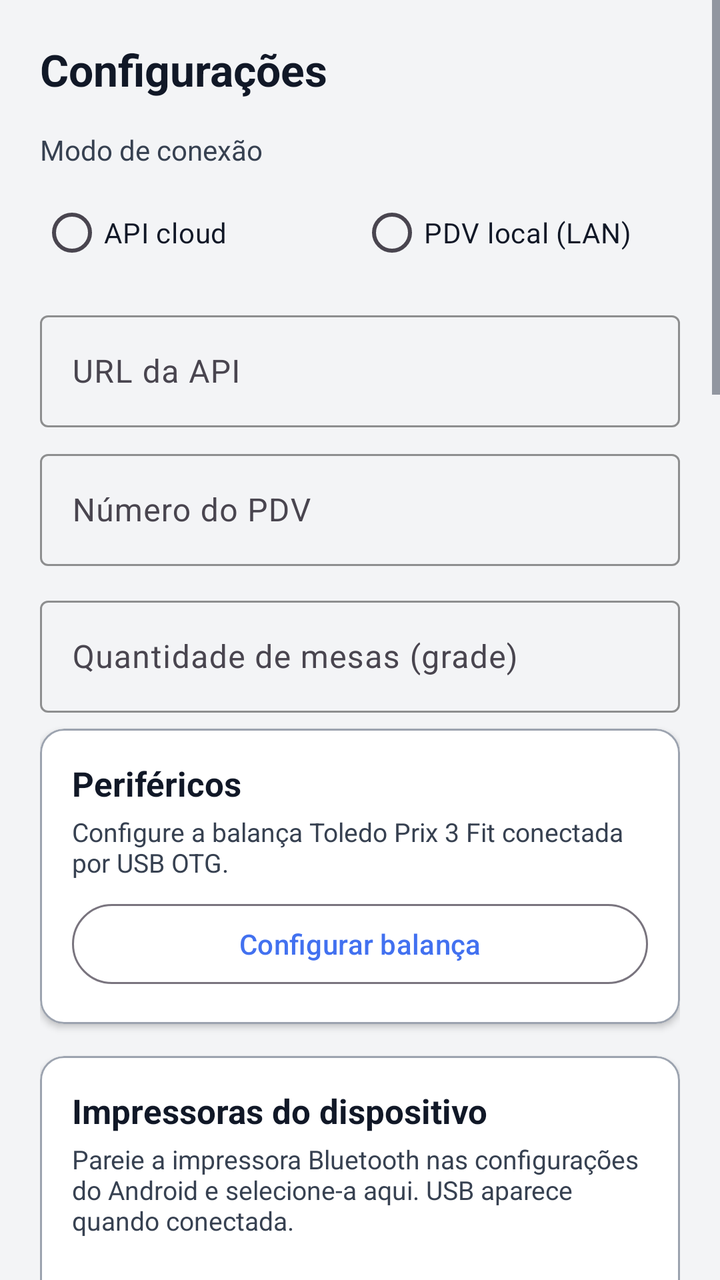
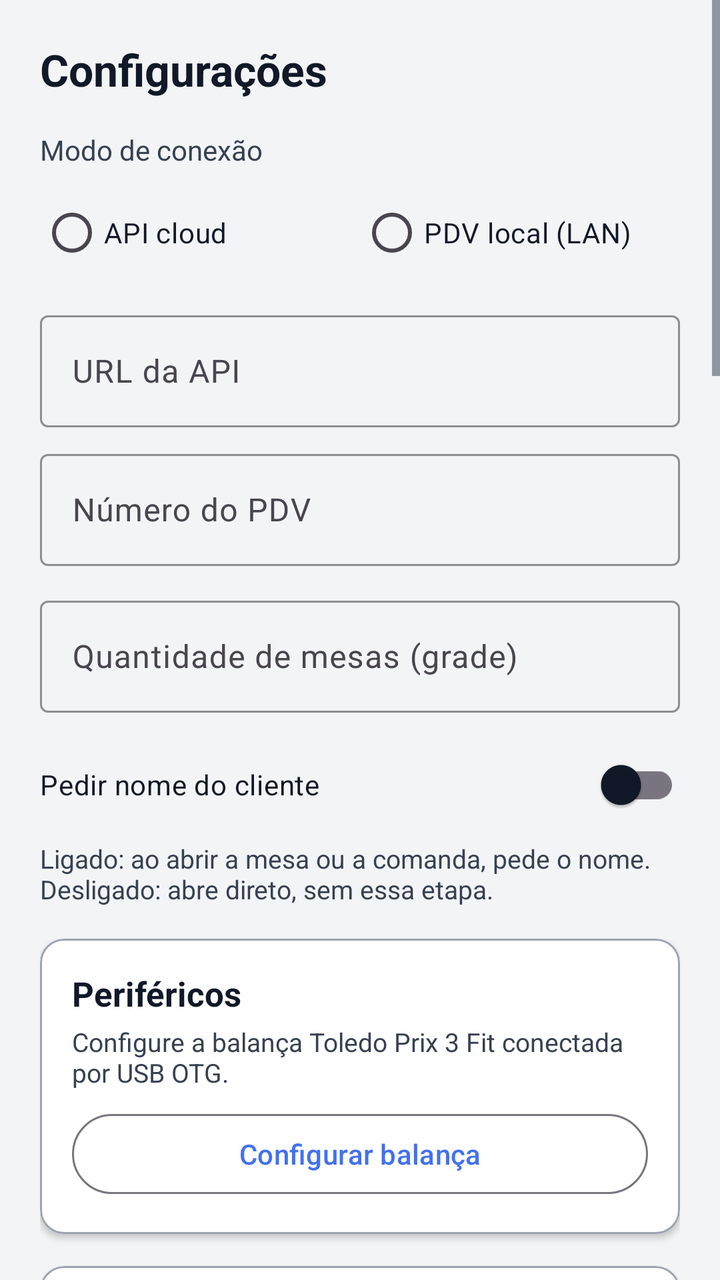

The first picture is an Android layout as it rendered before a commit; the second is the same layout after the commit. The layout source and the unified diff follow.
<!-- AndroidManifest.xml: application theme Theme.POSmaisgestao -->
<!-- res/layout/activity_config.xml -->
<?xml version="1.0" encoding="utf-8"?>
<ScrollView xmlns:android="http://schemas.android.com/apk/res/android"
    xmlns:app="http://schemas.android.com/apk/res-auto"
    android:layout_width="match_parent"
    android:layout_height="match_parent"
    android:background="@color/surface"
    android:descendantFocusability="beforeDescendants"
    android:fillViewport="true"
    android:focusableInTouchMode="true">

    <LinearLayout
        android:layout_width="match_parent"
        android:layout_height="wrap_content"
        android:orientation="vertical"
        android:padding="20dp">

        <TextView
            android:layout_width="match_parent"
            android:layout_height="wrap_content"
            android:layout_marginBottom="16dp"
            android:text="@string/configuracoes"
            android:textColor="@color/foreground"
            android:textSize="22sp"
            android:textStyle="bold" />

        <TextView
            android:layout_width="match_parent"
            android:layout_height="wrap_content"
            android:layout_marginBottom="8dp"
            android:text="@string/conexao_modo"
            android:textColor="@color/muted_foreground" />

        <RadioGroup
            android:id="@+id/radioGrupoConexao"
            android:layout_width="match_parent"
            android:layout_height="wrap_content"
            android:layout_marginBottom="12dp"
            android:orientation="horizontal">

            <RadioButton
                android:id="@+id/radioConexaoCloud"
                android:layout_width="0dp"
                android:layout_height="wrap_content"
                android:layout_weight="1"
                android:text="@string/conexao_cloud"
                android:textColor="@color/foreground" />

            <RadioButton
                android:id="@+id/radioConexaoPdv"
                android:layout_width="0dp"
                android:layout_height="wrap_content"
                android:layout_weight="1"
                android:text="@string/conexao_pdv_local"
                android:textColor="@color/foreground" />
        </RadioGroup>

        <com.google.android.material.textfield.TextInputLayout
            android:id="@+id/layoutUrlApi"
            android:layout_width="match_parent"
            android:layout_height="wrap_content"
            android:layout_marginBottom="8dp"
            android:hint="@string/url_api"
            app:hintTextColor="@color/muted_foreground"
            app:boxStrokeColor="@color/primary">

            <com.google.android.material.textfield.TextInputEditText
                android:id="@+id/inputUrlApi"
                android:layout_width="match_parent"
                android:layout_height="wrap_content"
                android:inputType="textUri"
                android:minHeight="56dp"
                android:textColor="@color/foreground"
                android:textColorHint="@color/muted_foreground" />
        </com.google.android.material.textfield.TextInputLayout>

        <com.google.android.material.button.MaterialButton
            android:id="@+id/btnLerQrPdv"
            style="@style/Widget.Material3.Button.OutlinedButton"
            android:layout_width="match_parent"
            android:layout_height="wrap_content"
            android:layout_marginBottom="8dp"
            android:text="@string/ler_qr_pdv"
            android:visibility="gone" />

        <LinearLayout
            android:id="@+id/blocoAcoesPdv"
            android:layout_width="match_parent"
            android:layout_height="wrap_content"
            android:layout_marginBottom="12dp"
            android:orientation="horizontal"
            android:visibility="gone">

            <com.google.android.material.button.MaterialButton
                android:id="@+id/btnTestarPdv"
                style="@style/Widget.Material3.Button.OutlinedButton"
                android:layout_width="0dp"
                android:layout_height="wrap_content"
                android:layout_marginEnd="8dp"
                android:layout_weight="1"
                android:text="@string/testar_pdv" />

            <com.google.android.material.button.MaterialButton
                android:id="@+id/btnCarregarCatalogo"
                android:layout_width="0dp"
                android:layout_height="wrap_content"
                android:layout_weight="1"
                android:text="@string/carregar_catalogo" />
        </LinearLayout>

        <com.google.android.material.textfield.TextInputLayout
            android:id="@+id/layoutNumeroPdv"
            android:layout_width="match_parent"
            android:layout_height="wrap_content"
            android:layout_marginBottom="12dp"
            android:hint="@string/numero_pdv"
            app:hintTextColor="@color/muted_foreground"
            app:boxStrokeColor="@color/primary">

            <com.google.android.material.textfield.TextInputEditText
                android:id="@+id/inputNumeroPdv"
                android:layout_width="match_parent"
                android:layout_height="wrap_content"
                android:inputType="number"
                android:minHeight="56dp"
                android:textColor="@color/foreground"
                android:textColorHint="@color/muted_foreground" />
        </com.google.android.material.textfield.TextInputLayout>

        <com.google.android.material.textfield.TextInputLayout
            android:id="@+id/layoutQuantidadeMesas"
            android:layout_width="match_parent"
            android:layout_height="wrap_content"
            android:layout_marginBottom="8dp"
            android:hint="@string/quantidade_mesas"
            app:hintTextColor="@color/muted_foreground"
            app:boxStrokeColor="@color/primary">

            <com.google.android.material.textfield.TextInputEditText
                android:id="@+id/inputQuantidadeMesas"
                android:layout_width="match_parent"
                android:layout_height="wrap_content"
                android:inputType="number"
                android:minHeight="56dp"
                android:textColor="@color/foreground"
                android:textColorHint="@color/muted_foreground" />
        </com.google.android.material.textfield.TextInputLayout>

        <TextView
            android:id="@+id/txtConfigOrigemPdv"
            android:layout_width="match_parent"
            android:layout_height="wrap_content"
            android:layout_marginBottom="16dp"
            android:text="@string/config_origem_pdv"
            android:textColor="@color/muted_foreground"
            android:textSize="13sp"
            android:visibility="gone" />

        <com.google.android.material.card.MaterialCardView
            android:layout_width="match_parent"
            android:layout_height="wrap_content"
            android:layout_marginBottom="16dp"
            app:cardBackgroundColor="@color/card"
            app:cardCornerRadius="12dp"
            app:cardElevation="2dp"
            app:strokeColor="@color/border"
            app:strokeWidth="1dp">

            <LinearLayout
                android:layout_width="match_parent"
                android:layout_height="wrap_content"
                android:orientation="vertical"
                android:padding="16dp">

                <TextView
                    android:layout_width="match_parent"
                    android:layout_height="wrap_content"
                    android:text="@string/perifericos_titulo"
                    android:textColor="@color/foreground"
                    android:textSize="17sp"
                    android:textStyle="bold" />

                <TextView
                    android:layout_width="match_parent"
                    android:layout_height="wrap_content"
                    android:layout_marginTop="4dp"
                    android:text="@string/balanca_config_resumo"
                    android:textColor="@color/muted_foreground"
                    android:textSize="13sp" />

                <com.google.android.material.button.MaterialButton
                    android:id="@+id/btnConfigBalanca"
                    style="@style/Widget.Material3.Button.OutlinedButton"
                    android:layout_width="match_parent"
                    android:layout_height="wrap_content"
                    android:layout_marginTop="8dp"
                    android:text="@string/balanca_configurar" />
            </LinearLayout>
        </com.google.android.material.card.MaterialCardView>

        <com.google.android.material.card.MaterialCardView
            android:layout_width="match_parent"
            android:layout_height="wrap_content"
            android:layout_marginBottom="16dp"
            app:cardBackgroundColor="@color/card"
            app:cardCornerRadius="12dp"
            app:cardElevation="2dp"
            app:strokeColor="@color/border"
            app:strokeWidth="1dp">

            <LinearLayout
                android:layout_width="match_parent"
                android:layout_height="wrap_content"
                android:orientation="vertical"
                android:padding="16dp">

                <TextView
                    android:layout_width="match_parent"
                    android:layout_height="wrap_content"
                    android:layout_marginBottom="4dp"
                    android:text="@string/impressoras_titulo"
                    android:textColor="@color/foreground"
                    android:textSize="17sp"
                    android:textStyle="bold" />

                <TextView
                    android:layout_width="match_parent"
                    android:layout_height="wrap_content"
                    android:layout_marginBottom="8dp"
                    android:text="@string/impressoras_ajuda"
                    android:textColor="@color/muted_foreground"
                    android:textSize="13sp" />

                <TextView
                    android:id="@+id/txtImpressoraSelecionada"
                    android:layout_width="match_parent"
                    android:layout_height="wrap_content"
                    android:layout_marginBottom="8dp"
                    android:textColor="@color/primary_dark"
                    android:textSize="14sp"
                    android:textStyle="bold" />

                <LinearLayout
                    android:id="@+id/listaImpressoras"
                    android:layout_width="match_parent"
                    android:layout_height="wrap_content"
                    android:orientation="vertical"
                    android:layout_marginBottom="8dp" />

                <TextView
                    android:id="@+id/txtSemImpressoras"
                    android:layout_width="match_parent"
                    android:layout_height="wrap_content"
                    android:layout_marginBottom="8dp"
                    android:text="@string/sem_impressoras_encontradas"
                    android:textColor="@color/muted_foreground"
                    android:textSize="13sp"
                    android:visibility="gone" />

                <com.google.android.material.button.MaterialButton
                    android:id="@+id/btnAtualizarImpressoras"
                    style="@style/Widget.Material3.Button.OutlinedButton"
                    android:layout_width="match_parent"
                    android:layout_height="wrap_content"
                    android:text="@string/atualizar_impressoras"
                    android:textColor="@color/primary_dark"
                    app:strokeColor="@color/primary" />
            </LinearLayout>
        </com.google.android.material.card.MaterialCardView>

        <com.google.android.material.card.MaterialCardView
            android:layout_width="match_parent"
            android:layout_height="wrap_content"
            android:layout_marginBottom="16dp"
            app:cardBackgroundColor="@color/card"
            app:cardCornerRadius="12dp"
            app:cardElevation="2dp"
            app:strokeColor="@color/border"
            app:strokeWidth="1dp">

            <LinearLayout
                android:layout_width="match_parent"
                android:layout_height="wrap_content"
                android:orientation="vertical"
                android:padding="16dp">

                <TextView
                    android:layout_width="match_parent"
                    android:layout_height="wrap_content"
                    android:layout_marginBottom="4dp"
                    android:text="@string/modo_venda_titulo"
                    android:textColor="@color/foreground"
                    android:textSize="17sp"
                    android:textStyle="bold" />

                <TextView
                    android:layout_width="match_parent"
                    android:layout_height="wrap_content"
                    android:layout_marginBottom="8dp"
                    android:text="@string/modo_venda_ajuda"
                    android:textColor="@color/muted_foreground"
                    android:textSize="13sp" />

                <com.google.android.material.switchmaterial.SwitchMaterial
                    android:id="@+id/switchEmitirNfcePos"
                    android:layout_width="match_parent"
                    android:layout_height="wrap_content"
                    android:minHeight="56dp"
                    android:text="@string/emitir_nfce_pos"
                    android:textColor="@color/foreground" />

                <com.google.android.material.switchmaterial.SwitchMaterial
                    android:id="@+id/switchFichasEvento"
                    android:layout_width="match_parent"
                    android:layout_height="wrap_content"
                    android:layout_marginTop="8dp"
                    android:minHeight="56dp"
                    android:text="@string/imprimir_fichas_evento"
                    android:textColor="@color/foreground" />

                <TextView
                    android:layout_width="match_parent"
                    android:layout_height="wrap_content"
                    android:layout_marginTop="4dp"
                    android:text="@string/fichas_evento_ajuda"
                    android:textColor="@color/muted_foreground"
                    android:textSize="13sp" />
            </LinearLayout>
        </com.google.android.material.card.MaterialCardView>

        <com.google.android.material.card.MaterialCardView
            android:layout_width="match_parent"
            android:layout_height="wrap_content"
            android:layout_marginBottom="16dp"
            app:cardBackgroundColor="@color/card"
            app:cardCornerRadius="12dp"
            app:cardElevation="2dp"
            app:strokeColor="@color/border"
            app:strokeWidth="1dp">

            <LinearLayout
                android:layout_width="match_parent"
                android:layout_height="wrap_content"
                android:orientation="vertical"
                android:padding="16dp">

                <TextView
                    android:layout_width="match_parent"
                    android:layout_height="wrap_content"
                    android:layout_marginBottom="4dp"
                    android:text="@string/pix_config_titulo"
                    android:textColor="@color/foreground"
                    android:textSize="17sp"
                    android:textStyle="bold" />

                <TextView
                    android:layout_width="match_parent"
                    android:layout_height="wrap_content"
                    android:layout_marginBottom="8dp"
                    android:text="@string/pix_config_ajuda"
                    android:textColor="@color/muted_foreground"
                    android:textSize="13sp" />

                <com.google.android.material.switchmaterial.SwitchMaterial
                    android:id="@+id/switchPixQr"
                    android:layout_width="match_parent"
                    android:layout_height="wrap_content"
                    android:minHeight="56dp"
                    android:text="@string/habilitar_pix_qr"
                    android:textColor="@color/foreground" />

                <com.google.android.material.textfield.TextInputLayout
                    android:layout_width="match_parent"
                    android:layout_height="wrap_content"
                    android:layout_marginTop="8dp"
                    android:hint="@string/chave_pix"
                    app:boxStrokeColor="@color/primary"
                    app:hintTextColor="@color/muted_foreground">

                    <com.google.android.material.textfield.TextInputEditText
                        android:id="@+id/inputChavePix"
                        android:layout_width="match_parent"
                        android:layout_height="wrap_content"
                        android:inputType="textEmailAddress"
                        android:minHeight="56dp"
                        android:textColor="@color/foreground"
                        android:textColorHint="@color/muted_foreground" />
                </com.google.android.material.textfield.TextInputLayout>

                <com.google.android.material.textfield.TextInputLayout
                    android:layout_width="match_parent"
                    android:layout_height="wrap_content"
                    android:layout_marginTop="8dp"
                    android:hint="@string/nome_recebedor_pix"
                    app:boxStrokeColor="@color/primary"
                    app:hintTextColor="@color/muted_foreground">

                    <com.google.android.material.textfield.TextInputEditText
                        android:id="@+id/inputNomePix"
                        android:layout_width="match_parent"
                        android:layout_height="wrap_content"
                        android:inputType="textPersonName"
                        android:minHeight="56dp"
                        android:textColor="@color/foreground"
                        android:textColorHint="@color/muted_foreground" />
                </com.google.android.material.textfield.TextInputLayout>

                <com.google.android.material.textfield.TextInputLayout
                    android:layout_width="match_parent"
                    android:layout_height="wrap_content"
                    android:layout_marginTop="8dp"
                    android:hint="@string/cidade_pix"
                    app:boxStrokeColor="@color/primary"
                    app:hintTextColor="@color/muted_foreground">

                    <com.google.android.material.textfield.TextInputEditText
                        android:id="@+id/inputCidadePix"
                        android:layout_width="match_parent"
                        android:layout_height="wrap_content"
                        android:inputType="text"
                        android:minHeight="56dp"
                        android:textColor="@color/foreground"
                        android:textColorHint="@color/muted_foreground" />
                </com.google.android.material.textfield.TextInputLayout>
            </LinearLayout>
        </com.google.android.material.card.MaterialCardView>

        <com.google.android.material.card.MaterialCardView
            android:layout_width="match_parent"
            android:layout_height="wrap_content"
            android:layout_marginBottom="16dp"
            app:cardBackgroundColor="@color/card"
            app:cardCornerRadius="12dp"
            app:cardElevation="2dp"
            app:strokeColor="@color/border"
            app:strokeWidth="1dp">

            <LinearLayout
                android:layout_width="match_parent"
                android:layout_height="wrap_content"
                android:orientation="vertical"
                android:padding="16dp">

                <TextView
                    android:layout_width="match_parent"
                    android:layout_height="wrap_content"
                    android:layout_marginBottom="4dp"
                    android:text="@string/tema_titulo"
                    android:textColor="@color/foreground"
                    android:textSize="17sp"
                    android:textStyle="bold" />

                <TextView
                    android:layout_width="match_parent"
                    android:layout_height="wrap_content"
                    android:layout_marginBottom="8dp"
                    android:text="@string/tema_ajuda"
                    android:textColor="@color/muted_foreground"
                    android:textSize="13sp" />

                <RadioGroup
                    android:id="@+id/radioGrupoTema"
                    android:layout_width="match_parent"
                    android:layout_height="wrap_content"
                    android:orientation="vertical">

                    <RadioButton
                        android:id="@+id/radioTemaClaro"
                        android:layout_width="match_parent"
                        android:layout_height="wrap_content"
                        android:minHeight="48dp"
                        android:text="@string/tema_claro"
                        android:textColor="@color/foreground" />

                    <RadioButton
                        android:id="@+id/radioTemaEscuro"
                        android:layout_width="match_parent"
                        android:layout_height="wrap_content"
                        android:minHeight="48dp"
                        android:text="@string/tema_escuro"
                        android:textColor="@color/foreground" />

                    <RadioButton
                        android:id="@+id/radioTemaSistema"
                        android:layout_width="match_parent"
                        android:layout_height="wrap_content"
                        android:minHeight="48dp"
                        android:text="@string/tema_sistema"
                        android:textColor="@color/foreground" />
                </RadioGroup>
            </LinearLayout>
        </com.google.android.material.card.MaterialCardView>

        <com.google.android.material.button.MaterialButton
            android:id="@+id/btnSalvarConfig"
            style="@style/PosBigButton"
            android:layout_width="match_parent"
            android:layout_height="wrap_content"
            android:layout_marginBottom="12dp"
            android:text="@string/salvar" />

        <com.google.android.material.button.MaterialButton
            android:id="@+id/btnGerenciarAtalhos"
            style="@style/PosBigButton"
            android:layout_width="match_parent"
            android:layout_height="wrap_content"
            android:layout_marginBottom="12dp"
            android:text="@string/gerenciar_atalhos" />

        <com.google.android.material.button.MaterialButton
            android:id="@+id/btnTrocarEmpresa"
            style="@style/Widget.Material3.Button.OutlinedButton"
            android:layout_width="match_parent"
            android:layout_height="wrap_content"
            android:layout_marginBottom="12dp"
            android:minHeight="56dp"
            android:text="@string/trocar_empresa"
            android:textColor="@color/primary_dark"
            app:strokeColor="@color/primary" />

        <com.google.android.material.button.MaterialButton
            android:id="@+id/btnLogout"
            style="@style/PosBigButton"
            android:layout_width="match_parent"
            android:layout_height="wrap_content"
            android:backgroundTint="@color/danger"
            android:text="@string/logout" />
    </LinearLayout>
</ScrollView>
<!-- resources referenced by this layout -->
<resources>
  <color name="border">#9CA3AF</color>
  <color name="card">#FFFFFF</color>
  <color name="danger">#E5010C</color>
  <color name="foreground">#111827</color>
  <color name="muted_foreground">#374151</color>
  <color name="primary">#4271F0</color>
  <color name="primary_dark">#0B42DA</color>
  <color name="surface">#F3F4F6</color>
  <string name="atualizar_impressoras">Atualizar lista de impressoras</string>
  <string name="balanca_config_resumo">Configure a balança Toledo Prix 3 Fit conectada por USB OTG.</string>
  <string name="balanca_configurar">Configurar balança</string>
  <string name="carregar_catalogo">Carregar catálogo</string>
  <string name="chave_pix">Chave PIX</string>
  <string name="cidade_pix">Cidade (QR)</string>
  <string name="conexao_cloud">API cloud</string>
  <string name="conexao_modo">Modo de conexão</string>
  <string name="conexao_pdv_local">PDV local (LAN)</string>
  <string name="config_origem_pdv">Modelo, quantidade e número do PDV vêm da configuração do desktop.</string>
  <string name="configuracoes">Configurações</string>
  <string name="emitir_nfce_pos">Emitir NFC-e na venda</string>
  <string name="fichas_evento_ajuda">Se ligado, após a venda rápida imprime uma ficha por unidade de cada produto (ex.: 5x cerveja = 5 fichas destacáveis). Não imprime ao fechar mesa.</string>
  <string name="gerenciar_atalhos">Gerenciar atalhos</string>
  <string name="habilitar_pix_qr">Exibir QR Code no pagamento PIX</string>
  <string name="impressoras_ajuda">Pareie a impressora Bluetooth nas configurações do Android e selecione-a aqui. USB aparece quando conectada.</string>
  <string name="impressoras_titulo">Impressoras do dispositivo</string>
  <string name="imprimir_fichas_evento">Imprimir fichas de evento</string>
  <string name="ler_qr_pdv">Ler QR do PDV</string>
  <string name="logout">Sair da conta</string>
  <string name="modo_venda_ajuda">Ligado: emite NFC-e na venda rápida e imprime o cupom fiscal (DANFC-e); as notas ficam em Consulta NFC-e na retaguarda.\nDesligado: cria um pedido (DAV) com origem POS, sem NFC-e; veja em Pedidos da maquininha.</string>
  <string name="modo_venda_titulo">Modo de venda</string>
  <string name="nome_recebedor_pix">Nome do recebedor (QR)</string>
  <string name="numero_pdv">Número do PDV</string>
  <string name="perifericos_titulo">Periféricos</string>
  <string name="pix_config_ajuda">Habilite para exibir o QR Code com valor e chave ao selecionar PIX no pagamento.</string>
  <string name="pix_config_titulo">PIX no PDV</string>
  <string name="quantidade_mesas">Quantidade de mesas (grade)</string>
  <string name="salvar">Salvar</string>
  <string name="sem_impressoras_encontradas">Nenhuma impressora Bluetooth/USB encontrada. Pareie no Android e toque em Atualizar.</string>
  <string name="tema_ajuda">Escolha o visual do POS. O padrão é claro para melhor contraste.</string>
  <string name="tema_claro">Claro</string>
  <string name="tema_escuro">Escuro</string>
  <string name="tema_sistema">Seguir o sistema</string>
  <string name="tema_titulo">Tema do aplicativo</string>
  <string name="testar_pdv">Testar conexão</string>
  <string name="trocar_empresa">Trocar empresa</string>
  <string name="url_api">URL da API</string>
  <style name="Theme.POSmaisgestao" parent="Base.Theme.POSmaisgestao" />
  <color name="primary_foreground">#FFFFFF</color>
  <color name="accent">#D0D9F1</color>
  <color name="background">#FFFFFF</color>
  <!-- unchanged entries left out for length: 2 -->
</resources>

<!-- the commit's change to res/layout/activity_config.xml (unified diff, before → after) -->
@@ -154,6 +154,22 @@
             android:textColor="@color/muted_foreground"
             android:textSize="13sp"
             android:visibility="gone" />
+
+        <com.google.android.material.switchmaterial.SwitchMaterial
+            android:id="@+id/switchPedirNomeCliente"
+            android:layout_width="match_parent"
+            android:layout_height="wrap_content"
+            android:minHeight="56dp"
+            android:text="@string/pedir_nome_cliente"
+            android:textColor="@color/foreground" />
+
+        <TextView
+            android:layout_width="match_parent"
+            android:layout_height="wrap_content"
+            android:layout_marginBottom="16dp"
+            android:text="@string/pedir_nome_cliente_ajuda"
+            android:textColor="@color/muted_foreground"
+            android:textSize="13sp" />
 
         <com.google.android.material.card.MaterialCardView
             android:layout_width="match_parent"
<!-- resource entries referenced after the edit -->
@@ -32,6 +32,8 @@
   <string name="modo_venda_titulo">Modo de venda</string>
   <string name="nome_recebedor_pix">Nome do recebedor (QR)</string>
   <string name="numero_pdv">Número do PDV</string>
+  <string name="pedir_nome_cliente">Pedir nome do cliente</string>
+  <string name="pedir_nome_cliente_ajuda">Ligado: ao abrir a mesa ou a comanda, pede o nome. Desligado: abre direto, sem essa etapa.</string>
   <string name="perifericos_titulo">Periféricos</string>
   <string name="pix_config_ajuda">Habilite para exibir o QR Code com valor e chave ao selecionar PIX no pagamento.</string>
   <string name="pix_config_titulo">PIX no PDV</string>
